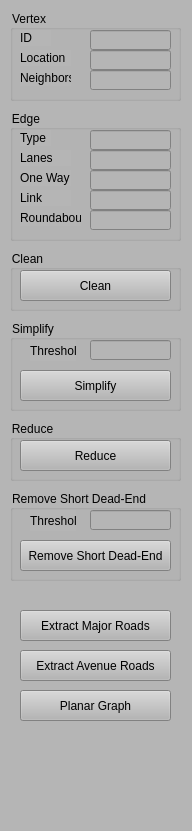
The window that GSMViewer/ControlWidget.ui (gnishida/GSMViewer) describes before a commit, drawn with Qt 5.
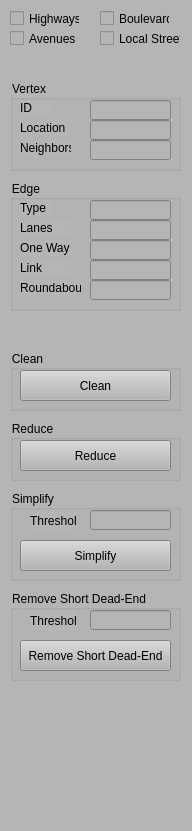
The same window after the commit.

What changed in the file:
```diff
--- a/GSMViewer/ControlWidget.ui
+++ b/GSMViewer/ControlWidget.ui
@@ -24,7 +24,7 @@
     <property name="geometry">
      <rect>
       <x>10</x>
-      <y>110</y>
+      <y>180</y>
       <width>171</width>
       <height>131</height>
      </rect>
@@ -152,7 +152,7 @@
     <property name="geometry">
      <rect>
       <x>10</x>
-      <y>320</y>
+      <y>490</y>
       <width>171</width>
       <height>91</height>
      </rect>
@@ -201,7 +201,7 @@
     <property name="geometry">
      <rect>
       <x>10</x>
-      <y>490</y>
+      <y>590</y>
       <width>171</width>
       <height>91</height>
      </rect>
@@ -246,24 +246,11 @@
      </property>
     </widget>
    </widget>
-   <widget class="QPushButton" name="pushButtonExtractMajorRoads">
-    <property name="geometry">
-     <rect>
-      <x>20</x>
-      <y>610</y>
-      <width>151</width>
-      <height>31</height>
-     </rect>
-    </property>
-    <property name="text">
-     <string>Extract Major Roads</string>
-    </property>
-   </widget>
    <widget class="QGroupBox" name="groupBox_4">
     <property name="geometry">
      <rect>
       <x>10</x>
-      <y>250</y>
+      <y>350</y>
       <width>171</width>
       <height>61</height>
      </rect>
@@ -280,6 +267,9 @@
        <height>31</height>
       </rect>
      </property>
+     <property name="styleSheet">
+      <string notr="true"/>
+     </property>
      <property name="text">
       <string>Clean</string>
      </property>
@@ -289,7 +279,7 @@
     <property name="geometry">
      <rect>
       <x>10</x>
-      <y>10</y>
+      <y>80</y>
       <width>171</width>
       <height>91</height>
      </rect>
@@ -393,30 +383,56 @@
      </property>
     </widget>
    </widget>
-   <widget class="QPushButton" name="pushButtonExtractAvenues">
+   <widget class="QCheckBox" name="checkBoxShowHighway">
     <property name="geometry">
      <rect>
-      <x>20</x>
-      <y>650</y>
-      <width>151</width>
-      <height>31</height>
+      <x>10</x>
+      <y>10</y>
+      <width>70</width>
+      <height>17</height>
      </rect>
     </property>
     <property name="text">
-     <string>Extract Avenue Roads</string>
+     <string>Highways</string>
     </property>
    </widget>
-   <widget class="QPushButton" name="pushButtonPlanarify">
+   <widget class="QCheckBox" name="checkBoxShowBoulevard">
     <property name="geometry">
      <rect>
-      <x>20</x>
-      <y>690</y>
-      <width>151</width>
-      <height>31</height>
+      <x>100</x>
+      <y>10</y>
+      <width>70</width>
+      <height>17</height>
      </rect>
     </property>
     <property name="text">
-     <string>Planar Graph</string>
+     <string>Boulevard</string>
+    </property>
+   </widget>
+   <widget class="QCheckBox" name="checkBoxShowAvenue">
+    <property name="geometry">
+     <rect>
+      <x>10</x>
+      <y>30</y>
+      <width>70</width>
+      <height>17</height>
+     </rect>
+    </property>
+    <property name="text">
+     <string>Avenues</string>
+    </property>
+   </widget>
+   <widget class="QCheckBox" name="checkBoxShowLocalStreet">
+    <property name="geometry">
+     <rect>
+      <x>100</x>
+      <y>30</y>
+      <width>81</width>
+      <height>17</height>
+     </rect>
+    </property>
+    <property name="text">
+     <string>Local Streets</string>
     </property>
    </widget>
   </widget>
```
